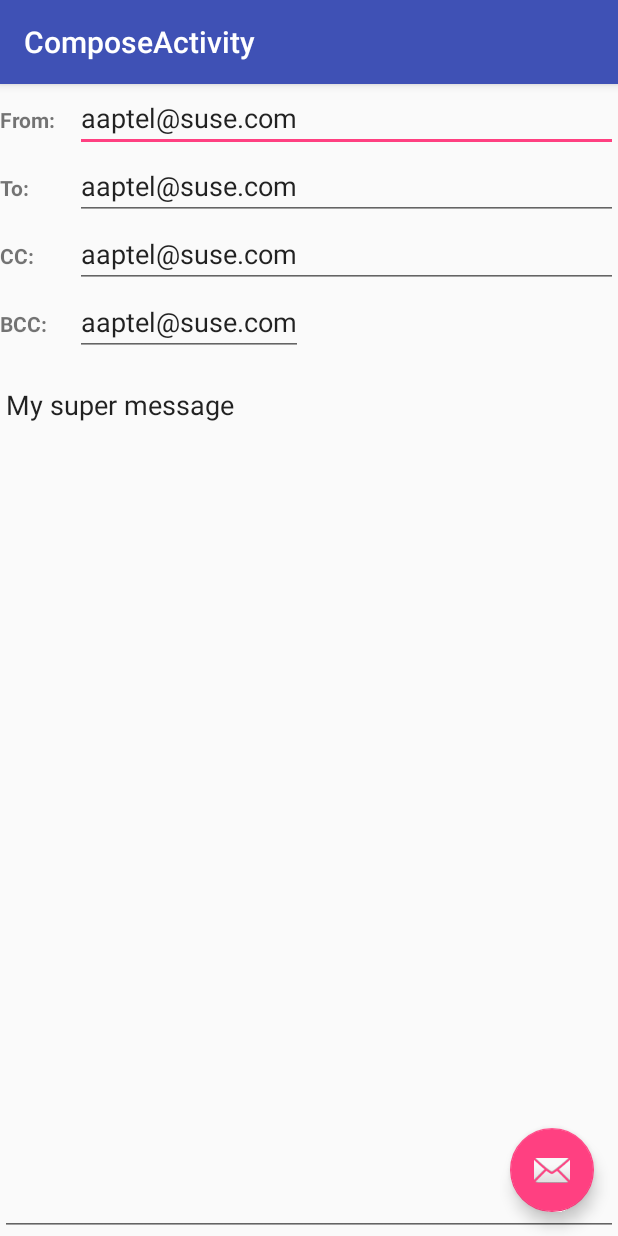
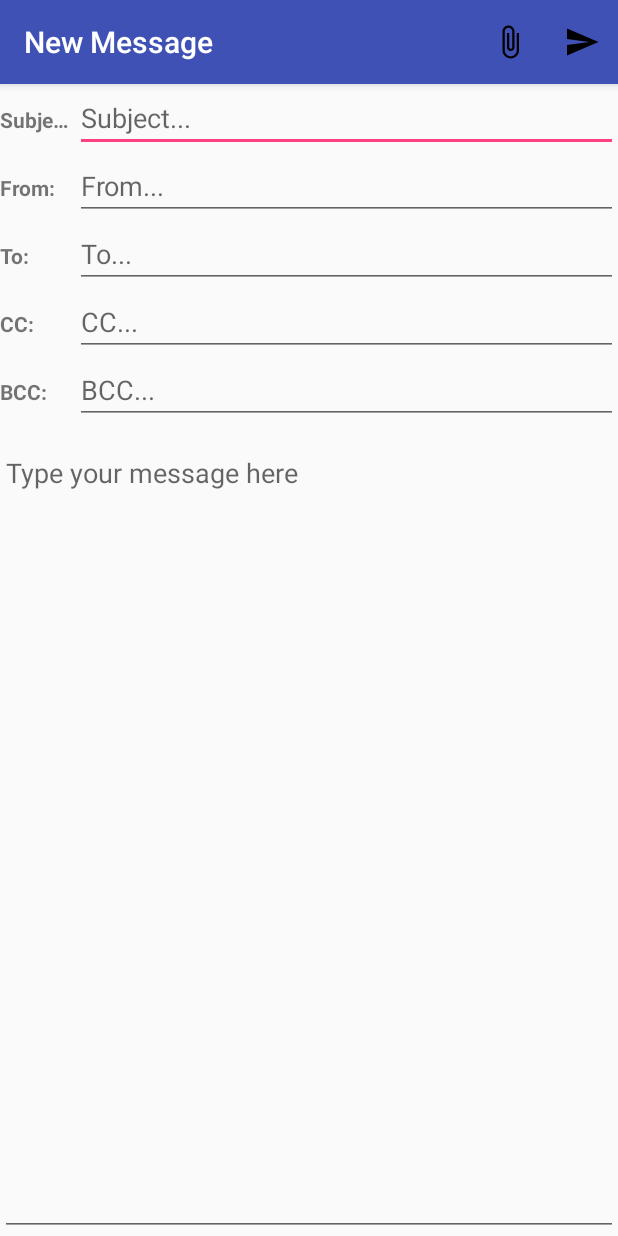
Before and after one commit to aaptel/notmuch-android, an Android app: the ComposeActivity screen opened directly, with no data from a screen before it, on a phone screen of 412 x 824 dp. Run offline under Robolectric (Android 15) with nearby library versions, the phone set to English and light mode, and no system bars; 2 statements that could not run were skipped.

Commit message:
add send and attach actions in compose activity

```diff
--- a/app/build.gradle
+++ b/app/build.gradle
@@ -26,6 +26,9 @@ android {
             path "CMakeLists.txt"
         }
     }
+    packagingOptions {
+        exclude 'META-INF/mimetypes.default'
+    }
 }
 
 dependencies {
@@ -39,4 +42,6 @@ dependencies {
     androidTestImplementation 'com.android.support.test.espresso:espresso-core:3.0.1'
     implementation 'com.jcraft:jsch:0.1.54'
     implementation 'com.android.support:recyclerview-v7:27.1.1'
+    //implementation 'com.sun.mail:android-mail:1.6.1'
+    //implementation 'com.sun.mail:android-activation:1.6.1'
 }
--- a/app/src/main/java/org/notmuchmail/notmuch/ComposeActivity.java
+++ b/app/src/main/java/org/notmuchmail/notmuch/ComposeActivity.java
@@ -1,14 +1,12 @@
 package org.notmuchmail.notmuch;
 
 import android.os.Bundle;
-import android.support.design.widget.FloatingActionButton;
-import android.support.design.widget.Snackbar;
 import android.support.v7.app.AppCompatActivity;
 import android.support.v7.widget.Toolbar;
 import android.util.Log;
-import android.view.View;
-import android.widget.CheckedTextView;
-import android.widget.TextView;
+import android.view.Menu;
+import android.view.MenuItem;
+import android.widget.EditText;
 import android.widget.Toast;
 
 import org.notmuchmail.notmuch.helpers.SSHActivityHelper;
@@ -38,12 +36,12 @@ public class ComposeActivity extends AppCompatActivity {
                 try {
                     replyCmd.parse(r);
                     ReplyMessage rm = replyCmd.getResult();
-                    getSupportActionBar().setTitle(rm.subject);
-                    ((TextView) findViewById(R.id.from)).setText(rm.from);
-                    ((TextView) findViewById(R.id.to)).setText(rm.to);
-                    ((TextView) findViewById(R.id.cc)).setText(rm.cc);
-                    ((TextView) findViewById(R.id.bcc)).setText(rm.bcc);
-                    ((CheckedTextView) findViewById(R.id.message)).setText(rm.original.quotedText());
+                    ((EditText) findViewById(R.id.subject)).setText(rm.subject);
+                    ((EditText) findViewById(R.id.from)).setText(rm.from);
+                    ((EditText) findViewById(R.id.to)).setText(rm.to);
+                    ((EditText) findViewById(R.id.cc)).setText(rm.cc);
+                    ((EditText) findViewById(R.id.bcc)).setText(rm.bcc);
+                    ((EditText) findViewById(R.id.message)).setText(rm.original.quotedText());
                 } catch (Exception e) {
                     Log.e(TAG, "error while parsing notmuch output", e);
                     Toast.makeText(ComposeActivity.this.getApplicationContext(), "Error while parsing notmuch output for " + query + " (" + e.toString() + ")", Toast.LENGTH_LONG).show();
@@ -62,21 +60,16 @@ public class ComposeActivity extends AppCompatActivity {
         setContentView(R.layout.activity_compose);
         Toolbar toolbar = (Toolbar) findViewById(R.id.toolbar);
         setSupportActionBar(toolbar);
+        setTitle("New Message");
 
         if (savedInstanceState != null) {
             paramBundle = savedInstanceState;
         } else {
             paramBundle = getIntent().getExtras();
+            if (paramBundle == null) {
+                paramBundle = new Bundle();
+            }
         }
-
-        FloatingActionButton fab = (FloatingActionButton) findViewById(R.id.fab);
-        fab.setOnClickListener(new View.OnClickListener() {
-            @Override
-            public void onClick(View view) {
-                Snackbar.make(view, "Replace with your own action", Snackbar.LENGTH_LONG)
-                        .setAction("Action", null).show();
-            }
-        });
 
         sshHelper = new SSHActivityHelper(this, new SSHActivityHelper.OnConnectedCallback() {
             @Override
@@ -92,6 +85,27 @@ public class ComposeActivity extends AppCompatActivity {
         sshHelper.onCreate();
     }
 
+    @Override
+    public boolean onCreateOptionsMenu(Menu menu) {
+        // Inflate the menu; this adds items to the action bar if it is present.
+        getMenuInflater().inflate(R.menu.menu_compose, menu);
+        return true;
+    }
+
+    @Override
+    public boolean onOptionsItemSelected(MenuItem item) {
+        switch (item.getItemId()) {
+            case R.id.action_send:
+                // TODO: implement send
+                Toast.makeText(this, "TODO: implement send :)", Toast.LENGTH_LONG).show();
+                return true;
+            case R.id.action_attach:
+                // TODO: implement attach
+                Toast.makeText(this, "TODO: implement attach :)", Toast.LENGTH_LONG).show();
+            default:
+                return super.onOptionsItemSelected(item);
+        }
+    }
 
     @Override
     protected void onStart() {
--- a/app/src/main/java/org/notmuchmail/notmuch/SearchActivity.java
+++ b/app/src/main/java/org/notmuchmail/notmuch/SearchActivity.java
@@ -5,7 +5,6 @@ import android.content.res.TypedArray;
 import android.graphics.Color;
 import android.os.Bundle;
 import android.support.design.widget.FloatingActionButton;
-import android.support.design.widget.Snackbar;
 import android.support.v4.view.MenuItemCompat;
 import android.support.v4.widget.SwipeRefreshLayout;
 import android.support.v7.app.AppCompatActivity;
@@ -64,8 +63,8 @@ public class SearchActivity extends AppCompatActivity implements SwipeRefreshLay
         fab.setOnClickListener(new View.OnClickListener() {
             @Override
             public void onClick(View view) {
-                Snackbar.make(view, "Replace with your own action", Snackbar.LENGTH_LONG)
-                        .setAction("Action", null).show();
+                Intent intent = new Intent(SearchActivity.this, ComposeActivity.class);
+                startActivity(intent);
             }
         });
 
--- a/app/src/main/java/org/notmuchmail/notmuch/SettingsActivity.java
+++ b/app/src/main/java/org/notmuchmail/notmuch/SettingsActivity.java
@@ -199,6 +199,7 @@ public class SettingsActivity extends AppCompatPreferenceActivity {
             bindPreferenceSummaryToValue(findPreference("ssh_port"));
             bindPreferenceSummaryToValue(findPreference("ssh_username"));
             bindPreferenceSummaryToValue(findPreference("ssh_password"));
+            bindPreferenceSummaryToValue(findPreference("ssh_sendmail_cmd"));
         }
 
         @Override
--- /dev/null
+++ b/app/src/main/res/drawable/ic_attach_file_black_24dp.xml
@@ -0,0 +1,9 @@
+<vector xmlns:android="http://schemas.android.com/apk/res/android"
+    android:width="24dp"
+    android:height="24dp"
+    android:viewportHeight="24.0"
+    android:viewportWidth="24.0">
+    <path
+        android:fillColor="#FF000000"
+        android:pathData="M16.5,6v11.5c0,2.21 -1.79,4 -4,4s-4,-1.79 -4,-4V5c0,-1.38 1.12,-2.5 2.5,-2.5s2.5,1.12 2.5,2.5v10.5c0,0.55 -0.45,1 -1,1s-1,-0.45 -1,-1V6H10v9.5c0,1.38 1.12,2.5 2.5,2.5s2.5,-1.12 2.5,-2.5V5c0,-2.21 -1.79,-4 -4,-4S7,2.79 7,5v12.5c0,3.04 2.46,5.5 5.5,5.5s5.5,-2.46 5.5,-5.5V6h-1.5z" />
+</vector>
--- /dev/null
+++ b/app/src/main/res/drawable/ic_send_black_24dp.xml
@@ -0,0 +1,9 @@
+<vector xmlns:android="http://schemas.android.com/apk/res/android"
+    android:width="24dp"
+    android:height="24dp"
+    android:viewportHeight="24.0"
+    android:viewportWidth="24.0">
+    <path
+        android:fillColor="#FF000000"
+        android:pathData="M2.01,21L23,12 2.01,3 2,10l15,2 -15,2z" />
+</vector>
--- a/app/src/main/res/layout/activity_compose.xml
+++ b/app/src/main/res/layout/activity_compose.xml
@@ -22,12 +22,4 @@
 
     <include layout="@layout/content_compose" />
 
-    <android.support.design.widget.FloatingActionButton
-        android:id="@+id/fab"
-        android:layout_width="wrap_content"
-        android:layout_height="wrap_content"
-        android:layout_gravity="bottom|end"
-        android:layout_margin="@dimen/fab_margin"
-        app:srcCompat="@android:drawable/ic_dialog_email" />
-
 </android.support.design.widget.CoordinatorLayout>
--- a/app/src/main/res/layout/content_compose.xml
+++ b/app/src/main/res/layout/content_compose.xml
@@ -13,11 +13,31 @@
         android:layout_height="match_parent"
         android:orientation="vertical">
 
+        <LinearLayout
+            android:layout_width="match_parent"
+            android:layout_height="wrap_content"
+            android:orientation="horizontal">
+
+            <TextView
+                android:layout_width="@dimen/compose_header_width"
+                android:layout_height="wrap_content"
+                android:ellipsize="end"
+                android:lines="1"
+                android:text="Subject:"
+                android:textStyle="bold" />
+
+            <EditText
+                android:id="@+id/subject"
+                android:layout_width="match_parent"
+                android:layout_height="wrap_content"
+                android:hint="Subject..."
+                android:text="" />
+        </LinearLayout>
+
 
         <LinearLayout
             android:layout_width="match_parent"
             android:layout_height="wrap_content"
-            android:layout_toRightOf="@id/icon"
             android:orientation="horizontal">
 
             <TextView
@@ -32,10 +52,8 @@
                 android:id="@+id/from"
                 android:layout_width="match_parent"
                 android:layout_height="wrap_content"
-                android:editable="true"
-                android:ellipsize="none"
-                android:lines="1"
-                android:text="aaptel@suse.com" />
+                android:hint="From..."
+                android:text="" />
         </LinearLayout>
 
         <LinearLayout
@@ -55,10 +73,10 @@
                 android:id="@+id/to"
                 android:layout_width="match_parent"
                 android:layout_height="wrap_content"
-                android:editable="true"
                 android:ellipsize="end"
                 android:lines="1"
-                android:text="aaptel@suse.com" />
+                android:hint="To..."
+                android:text="" />
         </LinearLayout>
 
         <LinearLayout
@@ -78,10 +96,10 @@
                 android:id="@+id/cc"
                 android:layout_width="match_parent"
                 android:layout_height="wrap_content"
-                android:editable="true"
                 android:ellipsize="end"
                 android:lines="1"
-                android:text="aaptel@suse.com" />
+                android:hint="CC..."
+                android:text="" />
         </LinearLayout>
 
         <LinearLayout
@@ -99,12 +117,12 @@
 
             <EditText
                 android:id="@+id/bcc"
-                android:layout_width="wrap_content"
+                android:layout_width="match_parent"
                 android:layout_height="wrap_content"
-                android:editable="true"
                 android:ellipsize="end"
                 android:lines="1"
-                android:text="aaptel@suse.com" />
+                android:hint="BCC..."
+                android:text="" />
         </LinearLayout>
 
         <EditText
@@ -114,7 +132,7 @@
             android:layout_marginTop="10dp"
             android:gravity="top|left"
             android:inputType="textMultiLine"
-            android:text="My super message" />
+            android:hint="Type your message here" />
 
     </LinearLayout>
 
--- a/app/src/main/res/menu/menu_action_mode.xml
+++ b/app/src/main/res/menu/menu_action_mode.xml
@@ -1,7 +1,7 @@
 <menu xmlns:android="http://schemas.android.com/apk/res/android"
     xmlns:app="http://schemas.android.com/apk/res-auto"
     xmlns:tools="http://schemas.android.com/tools"
-    tools:mContext="info.androidhive.gmail.activity.MainActivity">
+    tools:mContext="org.notmuchmail.notmuch.SearchActivity">
     <item
         android:id="@+id/action_delete"
         android:icon="@drawable/ic_delete_black_24dp"
--- /dev/null
+++ b/app/src/main/res/menu/menu_compose.xml
@@ -0,0 +1,18 @@
+<menu xmlns:android="http://schemas.android.com/apk/res/android"
+    xmlns:app="http://schemas.android.com/apk/res-auto"
+    xmlns:tools="http://schemas.android.com/tools"
+    tools:mContext="org.notmuchmail.notmuch.ComposeActivity">
+
+    <item
+        android:id="@+id/action_attach"
+        android:icon="@drawable/ic_attach_file_black_24dp"
+        android:title="Attach"
+        app:showAsAction="ifRoom" />
+
+    <item
+        android:id="@+id/action_send"
+        android:icon="@drawable/ic_send_black_24dp"
+        android:title="Send"
+        app:showAsAction="ifRoom" />
+
+</menu>
--- a/app/src/main/res/menu/menu_main.xml
+++ b/app/src/main/res/menu/menu_main.xml
@@ -1,7 +1,7 @@
 <menu xmlns:android="http://schemas.android.com/apk/res/android"
     xmlns:app="http://schemas.android.com/apk/res-auto"
     xmlns:tools="http://schemas.android.com/tools"
-    tools:mContext="info.androidhive.gmail.activity.MainActivity">
+    tools:mContext="org.notmuchmail.notmuch.SearchActivity">
     <item
         android:id="@+id/action_search"
         android:icon="@drawable/ic_search_black_24dp"
--- a/app/src/main/res/values/strings.xml
+++ b/app/src/main/res/values/strings.xml
@@ -63,4 +63,5 @@
     <string name="title_activity_thread">ThreadActivity</string>
     <string name="sample_full_message"><![CDATA[I request help regarding indentation of text that is directly inside elements in nXML mode. Here is an example of the default indentation provided by the mode: ---------- <para>Let us suppose that the noumena have nothing to do with necessity, since knowledge of the Categories is a posteriori. Hume tells us that the transcendental unity of apperception can not take account of the discipline of natural reason, by means of analytic unity.</para> ---------- All the lines in the element are indented to the same column. I would like to indent the above text as ---------- <para>Let us suppose that the noumena have nothing to do with necessity, since knowledge of the Categories is a posteriori. Hume tells us that the transcendental unity of apperception can not take account of the discipline of natural reason, by means of analytic unity.</para> ---------- Here, every line in the element after the first is indented two columns more than the first line. (This is in fact the default indentation of sgml mode, and psgml mode.) Is there a way to achieve the second style of indentation in nXML mode? Thanks, Raghu. -- N. Raghavendra <raghu@hri.res.in>, http://www.retrotexts.net/ Harish-Chandra Research Institute, http://www.hri.res.in/]]></string>
     <string name="title_activity_compose">ComposeActivity</string>
+    <string name="pref_title_ssh_sendmail_cmd">Sendmail command</string>
 </resources>
```
Also changed, not shown: app/src/main/res/xml/pref_ssh.xml (+9 -0 lines).
